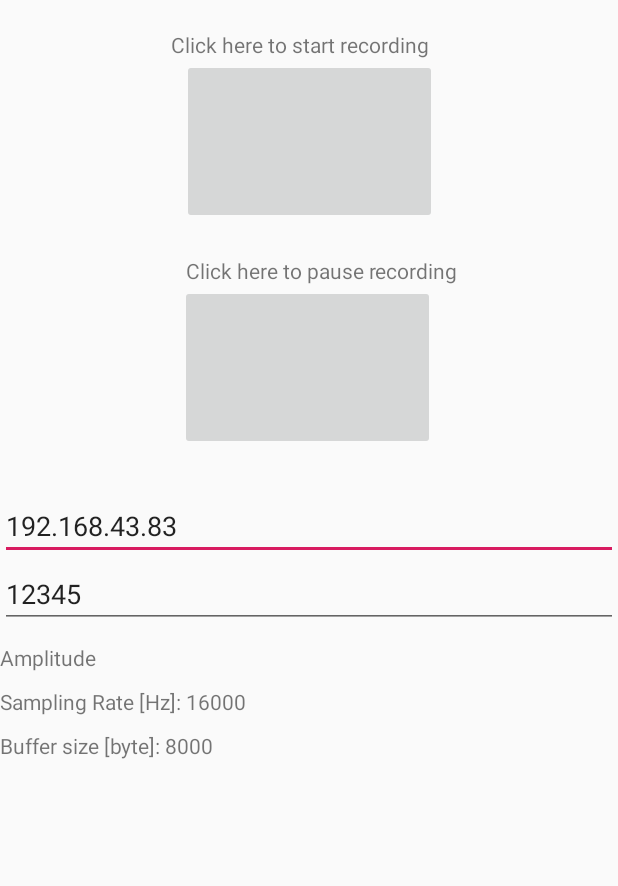
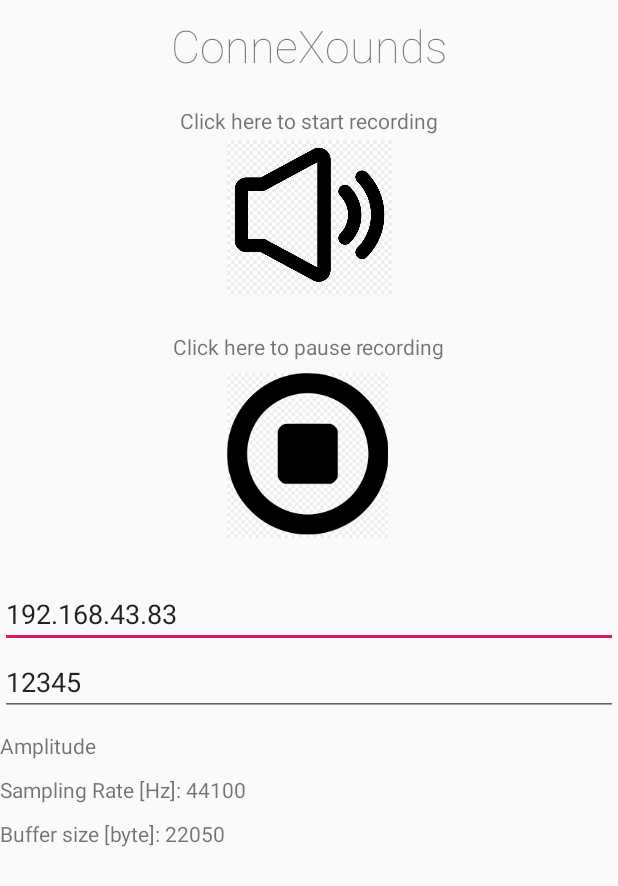
Before and after one commit to christofbaeriswyl/SPAI_android, an Android app: the screen it shows after launch (MainActivity), on a phone screen of 412 x 824 dp. Shown: the top 886 px of the screen. Run offline under Robolectric (Android 15) with nearby library versions, the phone set to English and light mode, and no system bars.

Commit message:
add nice layout

```diff
--- a/app/src/main/java/com/example/myapplication/MainActivity.java
+++ b/app/src/main/java/com/example/myapplication/MainActivity.java
@@ -32,7 +32,8 @@ public class MainActivity extends Activity {
 
     AudioRecord recorder;
 
-    private int sampleRate = 16000 ; // 44100 for music
+    private int sampleRate = 44100 ; // 44100 for music
+    //private int sampleRate = 48000 ; // 44100 for music
     private int channelConfig = AudioFormat.CHANNEL_CONFIGURATION_MONO;
     private int audioFormat = AudioFormat.ENCODING_PCM_16BIT;
     int minBufSize = AudioRecord.getMinBufferSize(sampleRate, channelConfig, audioFormat);
--- a/app/src/main/res/layout/activity_main.xml
+++ b/app/src/main/res/layout/activity_main.xml
@@ -5,6 +5,20 @@
     android:layout_width="match_parent"
     android:layout_height="match_parent"
     tools:context=".MainActivity">
+
+    <TextView
+        android:id="@+id/Title"
+        android:layout_width="wrap_content"
+        android:layout_height="wrap_content"
+        android:layout_marginTop="10dp"
+        android:text="ConneXounds"
+        android:textFontWeight="20"
+        android:textSize="30sp"
+        android:textStyle="bold"
+        android:visibility="visible"
+        app:layout_constraintEnd_toEndOf="parent"
+        app:layout_constraintStart_toStartOf="parent"
+        app:layout_constraintTop_toTopOf="parent" />
 
     <EditText
         android:id="@+id/address"
@@ -27,47 +41,57 @@
 
     <ImageButton
         android:id="@+id/imageButton"
-        android:layout_width="170dp"
+        android:layout_width="110dp"
         android:layout_height="110dp"
         android:layout_marginBottom="21dp"
+        android:background="#00FFFFFF"
+        android:scaleType="centerInside"
+        android:src="@mipmap/speech_symbol"
         app:layout_constraintBottom_toTopOf="@+id/textView2"
         app:layout_constraintEnd_toEndOf="parent"
         app:layout_constraintStart_toStartOf="parent"
-        app:layout_constraintTop_toBottomOf="@+id/textView"
-        app:srcCompat="@android:drawable/ic_media_play" />
+        app:layout_constraintTop_toBottomOf="@+id/textView" />
 
     <ImageButton
         android:id="@+id/imageButton2"
-        android:layout_width="170dp"
+        android:layout_width="110dp"
         android:layout_height="110dp"
+        android:layout_marginTop="8dp"
+        android:background="#00FFFFFF"
+        android:scaleType="centerInside"
+        android:src="@mipmap/speech_stop"
         app:layout_constraintEnd_toEndOf="parent"
         app:layout_constraintHorizontal_bias="0.497"
         app:layout_constraintStart_toStartOf="parent"
-        app:layout_constraintTop_toBottomOf="@+id/textView2"
-        app:srcCompat="@android:drawable/ic_media_pause" />
+        app:layout_constraintTop_toBottomOf="@+id/textView2" />
 
     <TextView
         android:id="@+id/textView"
         android:layout_width="wrap_content"
         android:layout_height="wrap_content"
+        android:layout_marginStart="20dp"
+        android:layout_marginLeft="20dp"
         android:layout_marginTop="20dp"
-        android:layout_marginEnd="5dp"
+        android:layout_marginEnd="20dp"
         android:layout_marginRight="20dp"
         android:text="@string/main_play"
         app:layout_constraintBottom_toTopOf="@+id/imageButton"
-        app:layout_constraintEnd_toEndOf="@+id/imageButton"
-        app:layout_constraintTop_toTopOf="parent" />
+        app:layout_constraintEnd_toEndOf="parent"
+        app:layout_constraintStart_toStartOf="parent"
+        app:layout_constraintTop_toBottomOf="@id/Title" />
 
     <TextView
         android:id="@+id/textView2"
         android:layout_width="wrap_content"
         android:layout_height="wrap_content"
-        android:layout_marginTop="20dp"
-        android:layout_marginEnd="-15dp"
+        android:layout_marginStart="20dp"
+        android:layout_marginLeft="20dp"
+        android:layout_marginEnd="20dp"
         android:layout_marginRight="20dp"
         android:text="@string/main_pause"
         app:layout_constraintBottom_toTopOf="@+id/imageButton2"
-        app:layout_constraintEnd_toEndOf="@+id/imageButton2" />
+        app:layout_constraintEnd_toEndOf="parent"
+        app:layout_constraintStart_toStartOf="parent" />
 
     <TextView
         android:id="@+id/textAmplitude"
```
Also changed, not shown: app/src/main/res/mipmap-hdpi/speech_stop.png (renamed from app/src/main/res/drawable/speech_stop.png), app/src/main/res/mipmap-hdpi/speech_symbol.jpg (renamed from app/src/main/res/drawable/speech_symbol.jpg).
